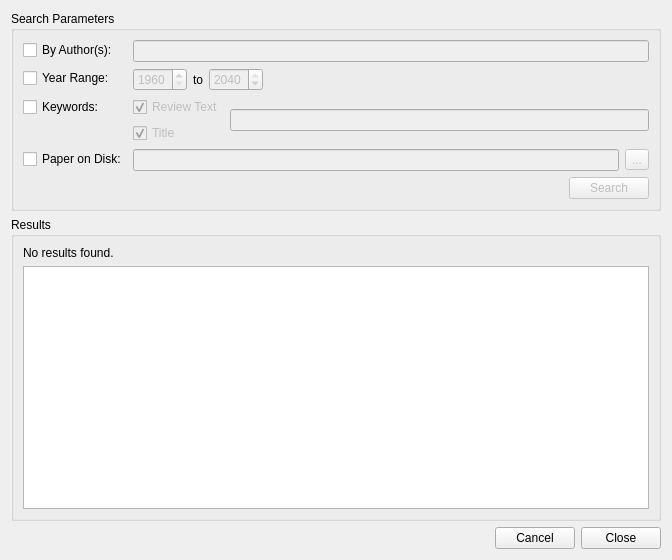
Old version of the form searchdialog.ui in the repository mukoan/ReferenceOrganiser.
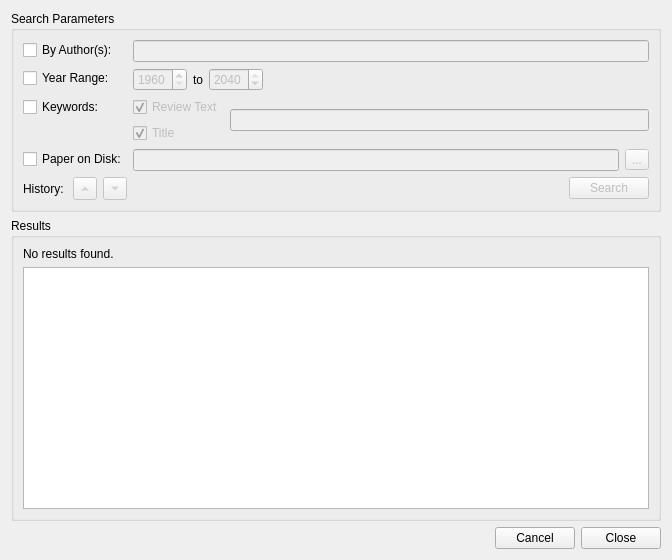
New version of the form. Custom widgets are drawn as their Qt base class.

Commit message: Working search history.

```diff
--- a/searchdialog.ui
+++ b/searchdialog.ui
@@ -185,6 +185,45 @@
       </item>
       <item>
        <layout class="QHBoxLayout" name="horizontalLayout_5">
+        <item>
+         <widget class="QLabel" name="label_2">
+          <property name="text">
+           <string>History: </string>
+          </property>
+         </widget>
+        </item>
+        <item>
+         <widget class="QToolButton" name="historyUpButton">
+          <property name="enabled">
+           <bool>false</bool>
+          </property>
+          <property name="toolTip">
+           <string>Previous search</string>
+          </property>
+          <property name="text">
+           <string>...</string>
+          </property>
+          <property name="arrowType">
+           <enum>Qt::UpArrow</enum>
+          </property>
+         </widget>
+        </item>
+        <item>
+         <widget class="QToolButton" name="historyDownButton">
+          <property name="enabled">
+           <bool>false</bool>
+          </property>
+          <property name="toolTip">
+           <string>Next search</string>
+          </property>
+          <property name="text">
+           <string>...</string>
+          </property>
+          <property name="arrowType">
+           <enum>Qt::DownArrow</enum>
+          </property>
+         </widget>
+        </item>
         <item>
          <spacer name="horizontalSpacer_3">
           <property name="orientation">
```
The commit also changes 2 other files.
